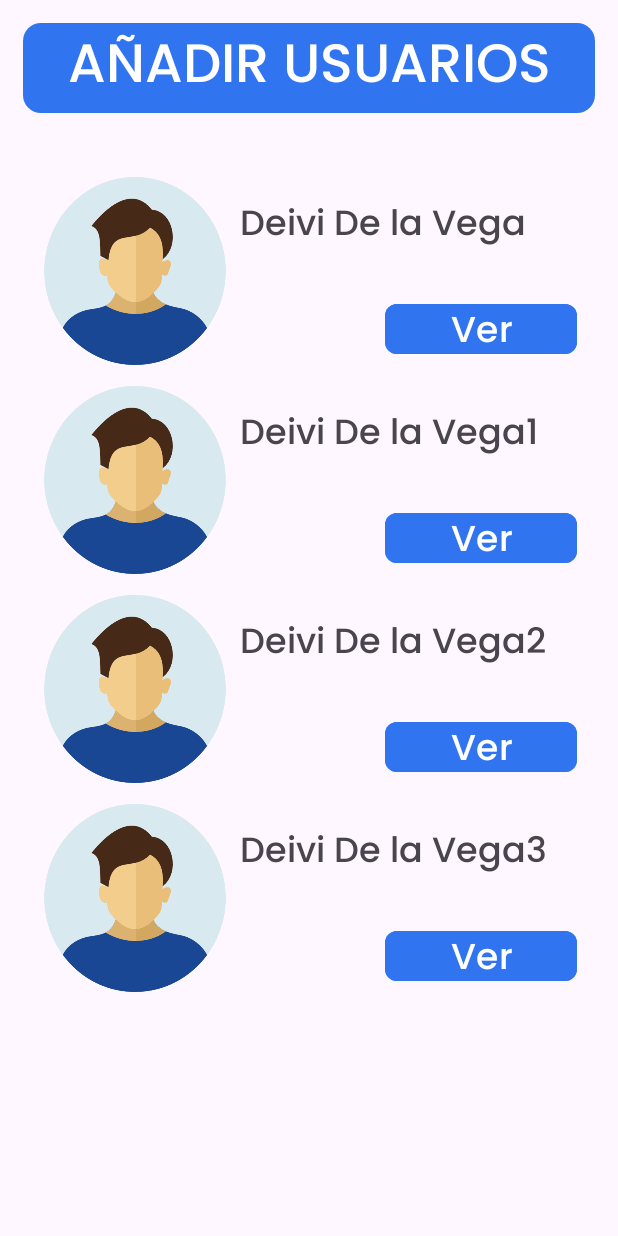
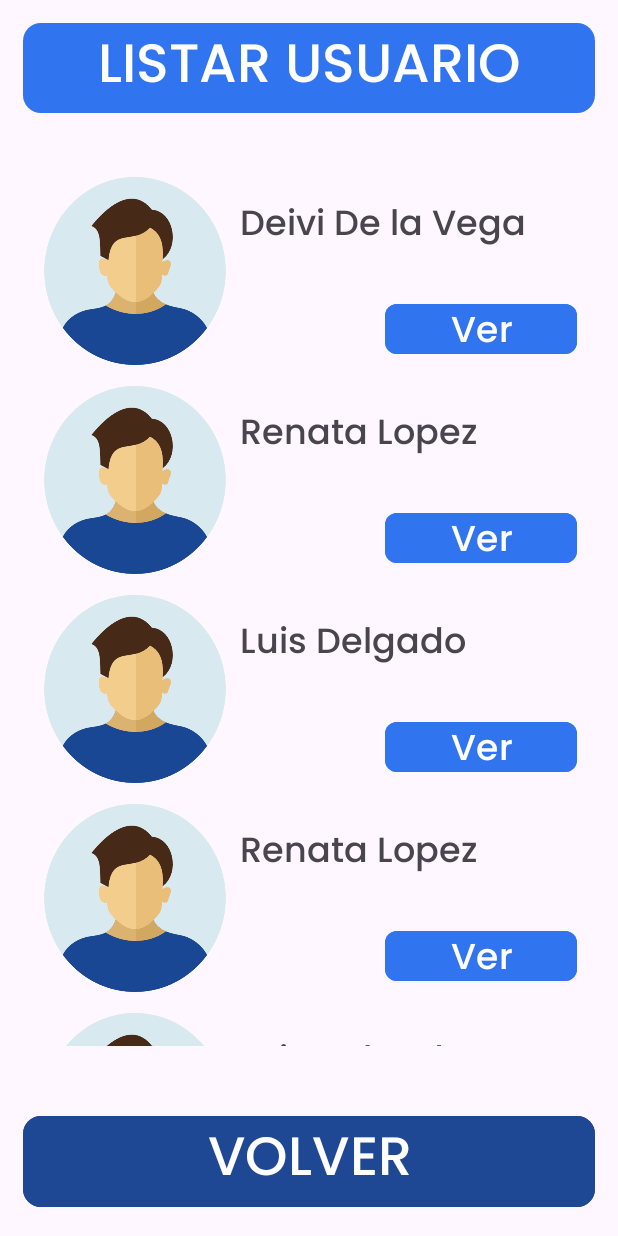
Before and after one commit to DeiviDelaVega/Example01_ListUser, an Android app: the ListUsersActivity screen opened directly, with no data from a screen before it, on a phone screen of 412 x 824 dp. Run offline under Robolectric (Android 15) with nearby library versions, the light colour scheme and no system bars.

Commit message:
Desing XML UserList and implement back button :rocket:

```diff
--- a/app/src/main/java/com/example/example01_listusers/data/User.kt
+++ b/app/src/main/java/com/example/example01_listusers/data/User.kt
@@ -7,22 +7,35 @@ data class User(
     val name: String
 ) {
     companion object {
-        val data get() = listOf(
+        val data
+            get() = listOf(
                 User(
                     image = R.drawable.user_item_image,
                     name = "Deivi De la Vega"
                 ),
                 User(
                     image = R.drawable.user_item_image,
-                name = "Deivi De la Vega1"
+                    name = "Renata Lopez"
                 ),
                 User(
                     image = R.drawable.user_item_image,
-                name = "Deivi De la Vega2"
+                    name = "Luis Delgado"
                 ),
                 User(
                     image = R.drawable.user_item_image,
-                name = "Deivi De la Vega3"
+                    name = "Renata Lopez"
+                ),
+                User(
+                    image = R.drawable.user_item_image,
+                    name = "Luis Delgado"
+                ),
+                User(
+                    image = R.drawable.user_item_image,
+                    name = "Renata Lopez"
+                ),
+                User(
+                    image = R.drawable.user_item_image,
+                    name = "Luis Delgado"
                 ),
             )
     }
--- a/app/src/main/java/com/example/example01_listusers/presentation/AddUserActivity.kt
+++ b/app/src/main/java/com/example/example01_listusers/presentation/AddUserActivity.kt
@@ -21,5 +21,15 @@ class AddUserActivity : AppCompatActivity() {
             v.setPadding(systemBars.left, systemBars.top, systemBars.right, systemBars.bottom)
             insets
         }
+        navigateToListUsers()
+    }
+
+    fun navigateToListUsers() {
+
+        val button = findViewById<FloatingActionButton>(R.id.fab)
+        button.setOnClickListener {
+            val intent = Intent(this, ListUsersActivity::class.java)
+            startActivity(intent)
+        }
     }
 }
--- a/app/src/main/java/com/example/example01_listusers/presentation/ListUsersActivity.kt
+++ b/app/src/main/java/com/example/example01_listusers/presentation/ListUsersActivity.kt
@@ -1,5 +1,6 @@
 package com.example.example01_listusers.presentation
 
+import android.content.Intent
 import android.os.Bundle
 import androidx.activity.enableEdgeToEdge
 import androidx.appcompat.app.AppCompatActivity
@@ -10,6 +11,8 @@ import com.example.example01_listusers.R
 import androidx.recyclerview.widget.RecyclerView
 import com.example.example01_listusers.data.User
 import com.example.example01_listusers.adapter.UserAdapter
+import com.google.android.material.button.MaterialButton
+import com.google.android.material.floatingactionbutton.FloatingActionButton
 
 class ListUsersActivity : AppCompatActivity() {
     override fun onCreate(savedInstanceState: Bundle?) {
@@ -22,6 +25,7 @@ class ListUsersActivity : AppCompatActivity() {
             insets
         }
         listItemRecycler()
+        backButtonAddUser()
     }
 
     fun listItemRecycler() {
@@ -36,4 +40,12 @@ class ListUsersActivity : AppCompatActivity() {
 
         recyclerView.setHasFixedSize(true)
     }
+
+    fun backButtonAddUser() {
+        val button = findViewById<MaterialButton>(R.id.button_back)
+        button.setOnClickListener {
+            val intent = Intent(this, AddUserActivity::class.java)
+            startActivity(intent)
+        }
+    }
 }
--- a/app/src/main/res/layout/activity_list_users.xml
+++ b/app/src/main/res/layout/activity_list_users.xml
@@ -5,8 +5,8 @@
     android:id="@+id/main"
     android:layout_width="match_parent"
     android:layout_height="match_parent"
-    tools:context=".presentation.ListUsersActivity"
-    android:orientation="vertical">
+    android:orientation="vertical"
+    tools:context=".presentation.ListUsersActivity">
 
     <TextView
         android:id="@+id/frameTextAddPlayer"
@@ -14,17 +14,31 @@
         android:layout_height="60dp"
         android:layout_margin="15dp"
         android:background="@drawable/rounded_corners"
+        android:fontFamily="@font/poppins_medium"
         android:gravity="center"
-        android:text="@string/add_players"
+        android:text="@string/list_players"
         android:textAlignment="center"
         android:textColor="@color/white"
-        android:textSize="36sp"
-        android:fontFamily="@font/poppins_medium"/>
+        android:textSize="36sp" />
 
     <androidx.recyclerview.widget.RecyclerView
         android:id="@+id/recyclerView"
         android:layout_width="match_parent"
+        android:layout_height="0dp"
+        android:layout_weight="1"
+        android:padding="27dp"
+        tools:listitem="@layout/item_users" />
+
+    <com.google.android.material.button.MaterialButton
+        android:id="@+id/button_back"
+        android:layout_width="match_parent"
         android:layout_height="wrap_content"
-        tools:listitem="@layout/item_users"
-        android:padding="27dp"/>
+        android:layout_margin="15dp"
+        android:backgroundTint="@color/blue_black"
+        android:fontFamily="@font/poppins_medium"
+        android:padding="0dp"
+        android:text="@string/button_back"
+        android:textColor="@color/white"
+        android:textSize="36sp"
+        app:cornerRadius="12dp" />
 </LinearLayout>
--- a/app/src/main/res/values/strings.xml
+++ b/app/src/main/res/values/strings.xml
@@ -1,7 +1,8 @@
 <resources>
     <string name="app_name">Example01_ListUsers</string>
 
-    <string name="add_players">AÑADIR USUARIOS</string>
+    <string name="add_players">AÑADIR USUARIO</string>
+    <string name="list_players">LISTAR USUARIO</string>
 
     //TextView
     <string name="add_players_name">Nombre:</string>
@@ -12,6 +13,7 @@
 
     //Button
     <string name="button_add">AGREGAR</string>
+    <string name="button_back">VOLVER</string>
 
     //Item
     <string name="item_name">Deivi De la Vega</string>
```
Lines whose indentation alone changed are shown as unchanged.
